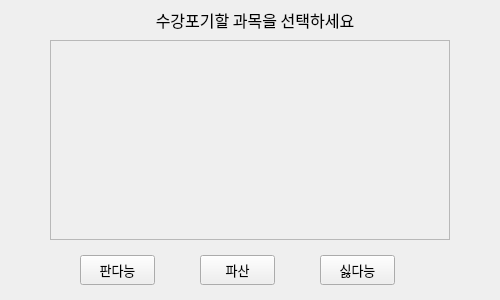
Qt form src/client/sellpopup.ui (jinmel/PostechMarble) before a commit.
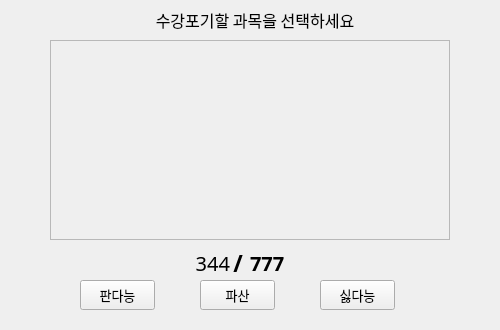
The same form after that commit.

Commit message: Sellpopup 수치 칸 추가

```diff
--- a/src/client/sellpopup.ui
+++ b/src/client/sellpopup.ui
@@ -13,7 +13,7 @@
     <x>0</x>
     <y>0</y>
     <width>500</width>
-    <height>300</height>
+    <height>330</height>
    </rect>
   </property>
   <property name="sizePolicy">
@@ -93,7 +93,7 @@
    <property name="geometry">
     <rect>
      <x>80</x>
-     <y>255</y>
+     <y>280</y>
      <width>75</width>
      <height>30</height>
     </rect>
@@ -111,7 +111,7 @@
    <property name="geometry">
     <rect>
      <x>320</x>
-     <y>255</y>
+     <y>280</y>
      <width>75</width>
      <height>30</height>
     </rect>
@@ -126,10 +126,13 @@
    </property>
   </widget>
   <widget class="QPushButton" name="bankruptButton">
+   <property name="enabled">
+    <bool>true</bool>
+   </property>
    <property name="geometry">
     <rect>
      <x>200</x>
-     <y>255</y>
+     <y>280</y>
      <width>75</width>
      <height>30</height>
     </rect>
@@ -143,6 +146,70 @@
     <string>파산</string>
    </property>
   </widget>
+  <widget class="QLabel" name="label">
+   <property name="geometry">
+    <rect>
+     <x>250</x>
+     <y>250</y>
+     <width>40</width>
+     <height>25</height>
+    </rect>
+   </property>
+   <property name="font">
+    <font>
+     <pointsize>15</pointsize>
+     <weight>75</weight>
+     <bold>true</bold>
+    </font>
+   </property>
+   <property name="text">
+    <string>777</string>
+   </property>
+  </widget>
+  <widget class="QLabel" name="label_2">
+   <property name="geometry">
+    <rect>
+     <x>190</x>
+     <y>250</y>
+     <width>40</width>
+     <height>25</height>
+    </rect>
+   </property>
+   <property name="font">
+    <font>
+     <pointsize>15</pointsize>
+    </font>
+   </property>
+   <property name="text">
+    <string>344</string>
+   </property>
+   <property name="alignment">
+    <set>Qt::AlignRight|Qt::AlignTrailing|Qt::AlignVCenter</set>
+   </property>
+  </widget>
+  <widget class="QLabel" name="label_3">
+   <property name="geometry">
+    <rect>
+     <x>230</x>
+     <y>250</y>
+     <width>16</width>
+     <height>25</height>
+    </rect>
+   </property>
+   <property name="font">
+    <font>
+     <pointsize>17</pointsize>
+     <weight>75</weight>
+     <bold>true</bold>
+    </font>
+   </property>
+   <property name="text">
+    <string>/</string>
+   </property>
+   <property name="alignment">
+    <set>Qt::AlignCenter</set>
+   </property>
+  </widget>
  </widget>
  <resources/>
  <connections/>
```
